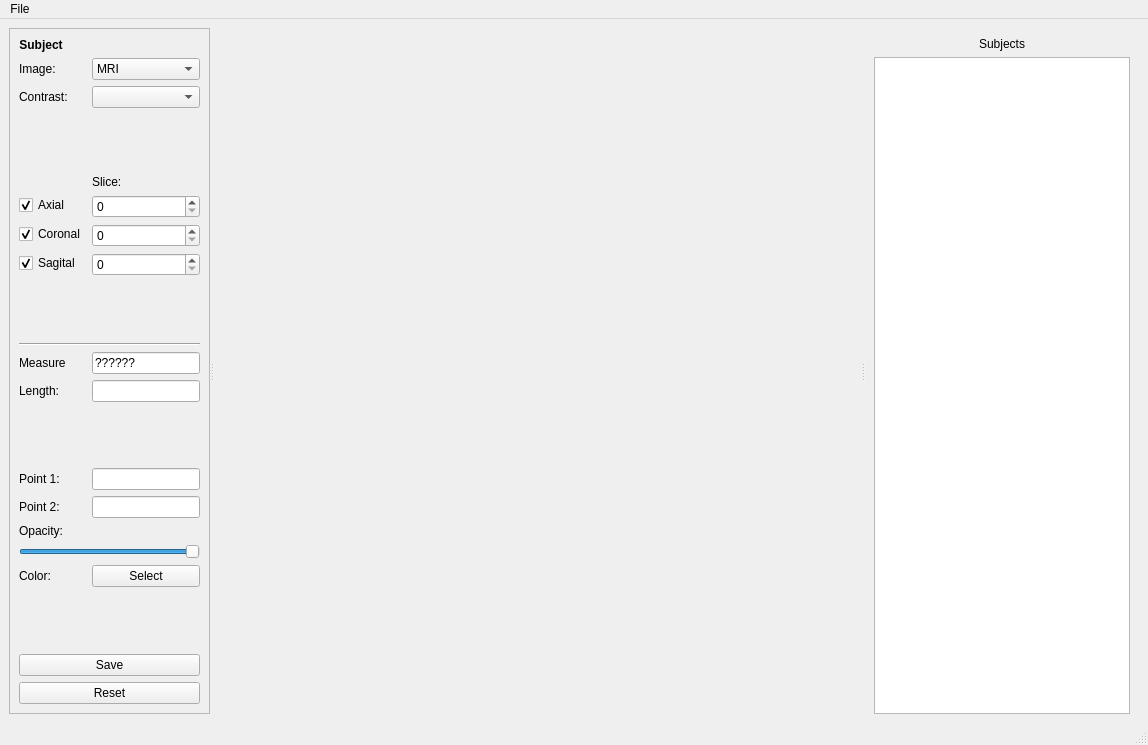
This is braviz/interaction/qt_guis/ortho_measure.ui in diego0020/braviz-app as Qt 5 draws it before an edit. The edited form follows.
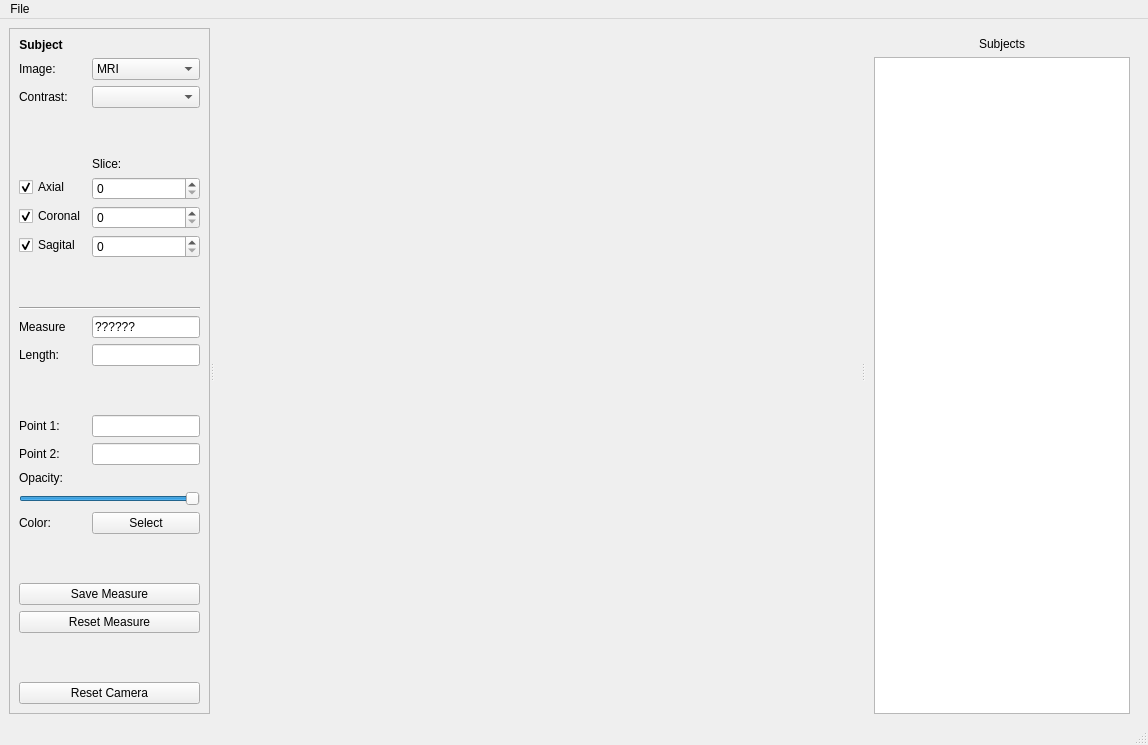
This is the edited form. Icons and pictures are not drawn.

What changed in the file:
```diff
--- a/braviz/interaction/qt_guis/ortho_measure.ui
+++ b/braviz/interaction/qt_guis/ortho_measure.ui
@@ -277,7 +277,7 @@
         <item row="36" column="0" colspan="2">
          <widget class="QPushButton" name="save_line">
           <property name="text">
-           <string>Save</string>
+           <string>Save Measure</string>
           </property>
          </widget>
         </item>
@@ -323,10 +323,30 @@
         <item row="37" column="0" colspan="2">
          <widget class="QPushButton" name="reset_measure">
           <property name="text">
-           <string>Reset</string>
+           <string>Reset Measure</string>
           </property>
          </widget>
         </item>
+        <item row="39" column="0" colspan="2">
+         <widget class="QPushButton" name="reset_camera_button">
+          <property name="text">
+           <string>Reset Camera</string>
+          </property>
+         </widget>
+        </item>
+        <item row="38" column="0">
+         <spacer name="verticalSpacer_5">
+          <property name="orientation">
+           <enum>Qt::Vertical</enum>
+          </property>
+          <property name="sizeHint" stdset="0">
+           <size>
+            <width>20</width>
+            <height>40</height>
+           </size>
+          </property>
+         </spacer>
+        </item>
        </layout>
       </widget>
       <widget class="QFrame" name="frame">
```
